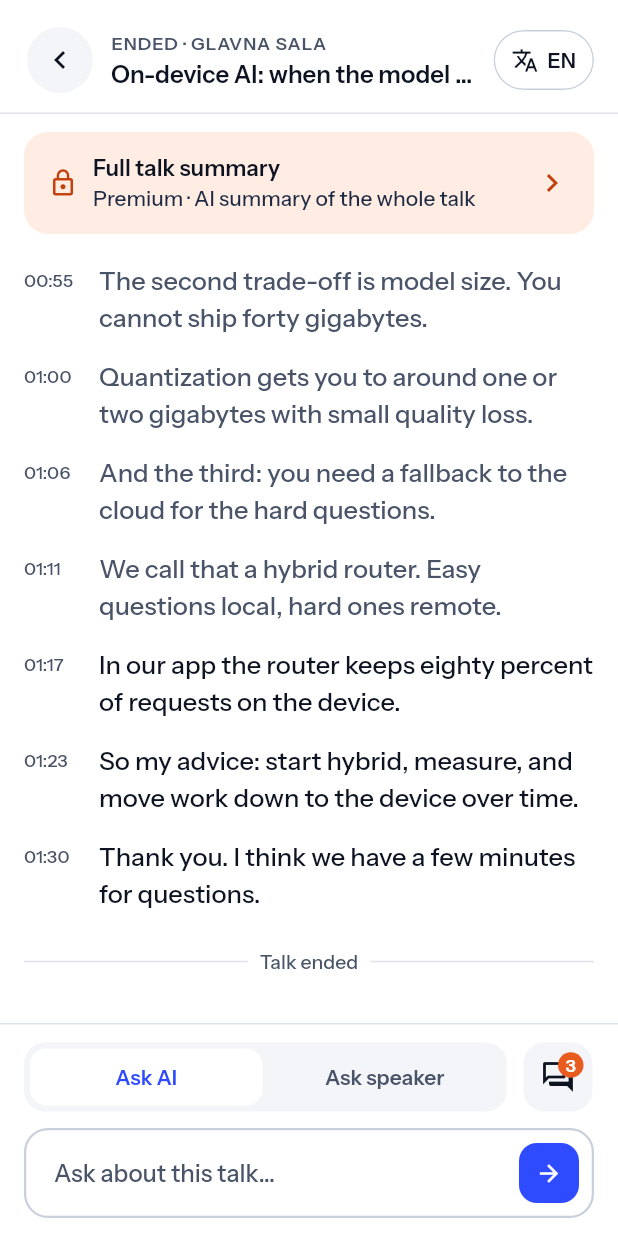
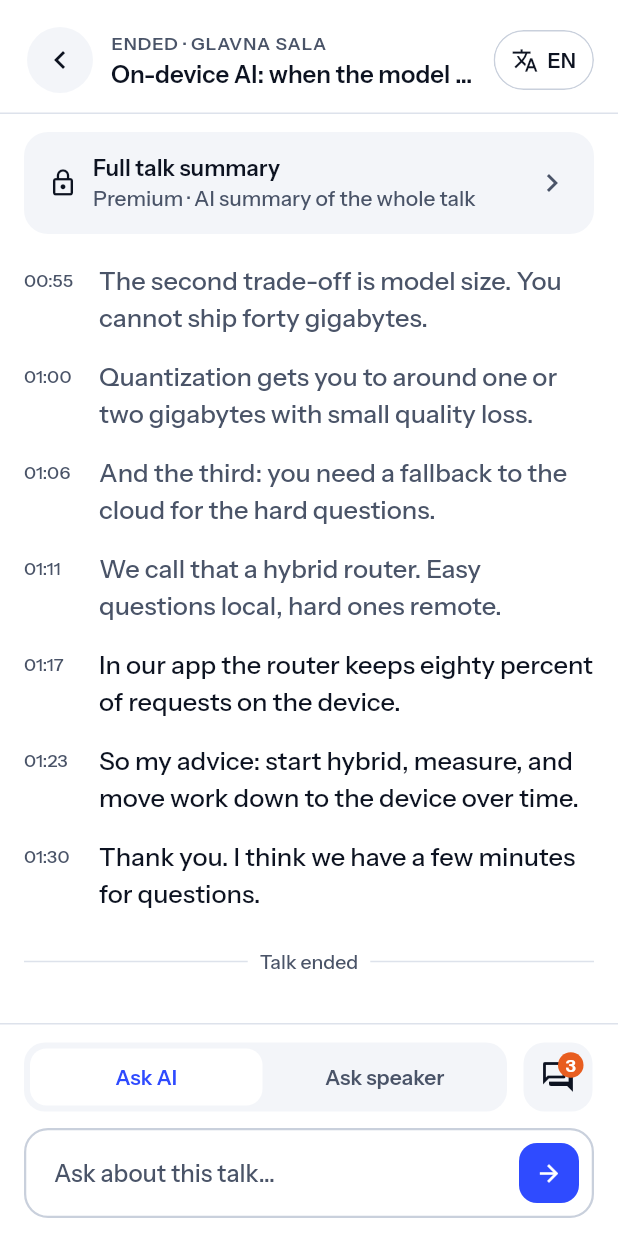
Before and after one commit to stevanovicdjordje/Google-Developer-Group-Hackathon-Echo, a Flutter app: the _ShotIndex screen opened by its route, after a tap on an icon or button, on a phone screen of 412 x 824 dp. Run offline on Flutter 3.47's test engine with Material 3 defaults, Android fonts, the phone set to English and light mode, and no system bars; our stand-ins replace cloud_firestore, file_picker, firebase_auth, firebase_core, firebase_storage, flutter_map and 7 more; missing offline and left inert: dart:js_interop, qr; accounts and stored records are empty; network calls fail; project files that could hold a hidden picture were left out.

Commit message:
feat(mobile): Echo design polish, echo-selected and echo-qa-own shot states
Co-Authored-By: Claude Sonnet 5.5 <noreply@anthropic.com>

```diff
--- a/mobile/app/lib/features/dev/dev_shot_routes.dart
+++ b/mobile/app/lib/features/dev/dev_shot_routes.dart
@@ -61,6 +61,26 @@ final devShots = <DevShot>[
   DevShot('echo-qa', 'Echo, "Questions for the speaker" sheet open', () {
     return _EchoShot(ended: false, onReady: _openQuestions);
   }),
+  DevShot(
+    'echo-qa-own',
+    'Echo, questions sheet with one of your own questions',
+    () {
+      return _EchoShot(
+        ended: false,
+        onReady: (c) => _openQuestions(c, ownIndex: 1),
+      );
+    },
+  ),
+  DevShot(
+    'echo-selected',
+    'Echo live, a line selected ("Ask about this") and an AI answer inline',
+    () => _EchoShot(
+      ended: false,
+      // The second-to-last line; the answer lands below it.
+      selectLine: demo.keynoteTranscript.length - 2,
+      ask: 'What is the main advice of the talk?',
+    ),
+  ),
   DevShot('echo-paywall', 'Echo, ended, "Missed something?" paywall sheet', () {
     return _EchoShot(
       ended: true,
@@ -205,12 +225,16 @@ class _EchoShot extends StatelessWidget {
     required this.ended,
     this.translated = false,
     this.unlocked = false,
+    this.selectLine,
+    this.ask,
     this.onReady,
   });
 
   final bool ended;
   final bool translated;
   final bool unlocked;
+  final int? selectLine;
+  final String? ask;
   final void Function(BuildContext context)? onReady;
 
   @override
@@ -227,6 +251,8 @@ class _EchoShot extends StatelessWidget {
         eventId: _event,
         sessionId: _session,
         startTranslated: translated,
+        devSelectLine: selectLine,
+        devAsk: ask,
       ),
     ),
   );
@@ -260,7 +286,8 @@ class _AfterFirstFrameState extends State<_AfterFirstFrame> {
   Widget build(BuildContext context) => widget.child;
 }
 
-Future<void> _openQuestions(BuildContext context) async {
+/// Opens the questions sheet; the question at [ownIndex] (if any) is yours.
+Future<void> _openQuestions(BuildContext context, {int? ownIndex}) async {
   final repo = ProviderScope.containerOf(context).read(echoRepositoryProvider);
   final loaded = await repo.questions(_event, _session);
   if (!context.mounted) return;
@@ -272,6 +299,7 @@ Future<void> _openQuestions(BuildContext context) async {
               id: q.id,
               text: q.text,
               votes: q.votes + 1,
+              mine: i == ownIndex,
               voted: true,
               mergedCount: q.mergedCount,
             )
--- a/mobile/app/lib/features/echo/echo_paywall.dart
+++ b/mobile/app/lib/features/echo/echo_paywall.dart
@@ -83,7 +83,7 @@ class _EchoPaywallSheetState extends ConsumerState<EchoPaywallSheet> {
           children: [
             const Align(
               alignment: Alignment.centerLeft,
-              child: IconTile(Icons.lock_outline, live: true, size: 56),
+              child: IconTile(Icons.description_outlined, live: true, size: 56),
             ),
             const SizedBox(height: 16),
             Text(l10n.echoPaywallTitle, style: t.headlineMedium),
--- a/mobile/app/lib/features/echo/echo_screen.dart
+++ b/mobile/app/lib/features/echo/echo_screen.dart
@@ -25,6 +25,8 @@ class EchoScreen extends ConsumerStatefulWidget {
     required this.eventId,
     required this.sessionId,
     this.startTranslated = false,
+    this.devSelectLine,
+    this.devAsk,
   });
 
   final String eventId;
@@ -32,6 +34,11 @@ class EchoScreen extends ConsumerStatefulWidget {
 
   /// Opens with translate already on (dev screenshot routes only).
   final bool startTranslated;
+
+  /// Index of a transcript line to highlight once it has loaded, and a
+  /// question to ask the AI right after (dev screenshot routes only).
+  final int? devSelectLine;
+  final String? devAsk;
 
   @override
   ConsumerState<EchoScreen> createState() => _EchoScreenState();
@@ -89,6 +96,7 @@ class _EchoScreenState extends ConsumerState<EchoScreen> {
   int? _selected;
   bool _paywallShown = false; // auto-opened once when the talk ends
   int _updates = 0; // transcript snapshots received
+  bool _devApplied = false; // devSelectLine/devAsk done
 
   /// Auto-scroll follows new lines only while the user is at the bottom.
   /// Scrolling up pauses it and shows "Jump to live".
@@ -127,6 +135,7 @@ class _EchoScreenState extends ConsumerState<EchoScreen> {
             });
             _toBottom();
             _translateMore();
+            _applyDevStart();
           },
           onError: (Object e) {
             if (mounted) setState(() => _transcriptError = e);
@@ -139,6 +148,16 @@ class _EchoScreenState extends ConsumerState<EchoScreen> {
         );
     _loadCatchUp();
     _loadQuestions();
+  }
+
+  /// Dev screenshot routes: select a line and ask a question, once.
+  void _applyDevStart() {
+    final at = widget.devSelectLine;
+    if (_devApplied || at == null || _lineCount <= at) return;
+    _devApplied = true;
+    setState(() => _selected = at);
+    final ask = widget.devAsk;
+    if (ask != null) _send(ask);
   }
 
   /// Loads the catch-up in the current language; [force] starts over even
@@ -823,7 +842,12 @@ class _CatchUpCardState extends State<_CatchUpCard> {
             ),
             const SizedBox(height: 6),
             if (!_open)
-              Text(l10n.echoCatchUpSubtitle, style: body)
+              Text(
+                widget.catchUp ?? l10n.echoCatchUpSubtitle,
+                maxLines: 3,
+                overflow: TextOverflow.ellipsis,
+                style: body,
+              )
             else if (widget.error != null) ...[
               Text(widget.error!, style: body),
               TextButton(onPressed: widget.onLoad, child: Text(l10n.echoRetry)),
@@ -845,13 +869,14 @@ class _SummaryCard extends StatelessWidget {
 
   @override
   Widget build(BuildContext context) {
-    final t = Theme.of(context).textTheme;
-    final eho = context.eho;
+    final theme = Theme.of(context);
+    final t = theme.textTheme;
+    final scheme = theme.colorScheme;
     final l10n = AppLocalizations.of(context);
     return Padding(
       padding: const EdgeInsets.fromLTRB(16, 12, 16, 4),
       child: EhoCard(
-        color: eho.liveContainer,
+        color: scheme.surfaceContainer,
         radius: 16,
         padding: const EdgeInsets.symmetric(horizontal: 16, vertical: 14),
         onTap: onTap,
@@ -860,7 +885,7 @@ class _SummaryCard extends StatelessWidget {
             Icon(
               unlocked ? Icons.auto_awesome : Icons.lock_outline,
               size: 20,
-              color: eho.onLiveContainer,
+              color: scheme.onSurface,
             ),
             const SizedBox(width: 10),
             Expanded(
@@ -870,12 +895,14 @@ class _SummaryCard extends StatelessWidget {
                   Text(l10n.echoFullSummary, style: t.titleSmall),
                   Text(
                     unlocked ? l10n.echoUnlocked : l10n.echoPremiumSubtitle,
-                    style: t.bodySmall?.copyWith(color: eho.bodyOnTint),
+                    style: t.bodySmall?.copyWith(
+                      color: scheme.onSurfaceVariant,
+                    ),
                   ),
                 ],
               ),
             ),
-            Icon(Icons.chevron_right, color: eho.onLiveContainer),
+            Icon(Icons.chevron_right, color: scheme.onSurfaceVariant),
           ],
         ),
       ),
```
Also changed, not shown: mobile/app/lib/features/echo/echo_summary_screen.dart (+9 -2 lines), 3 other files.
